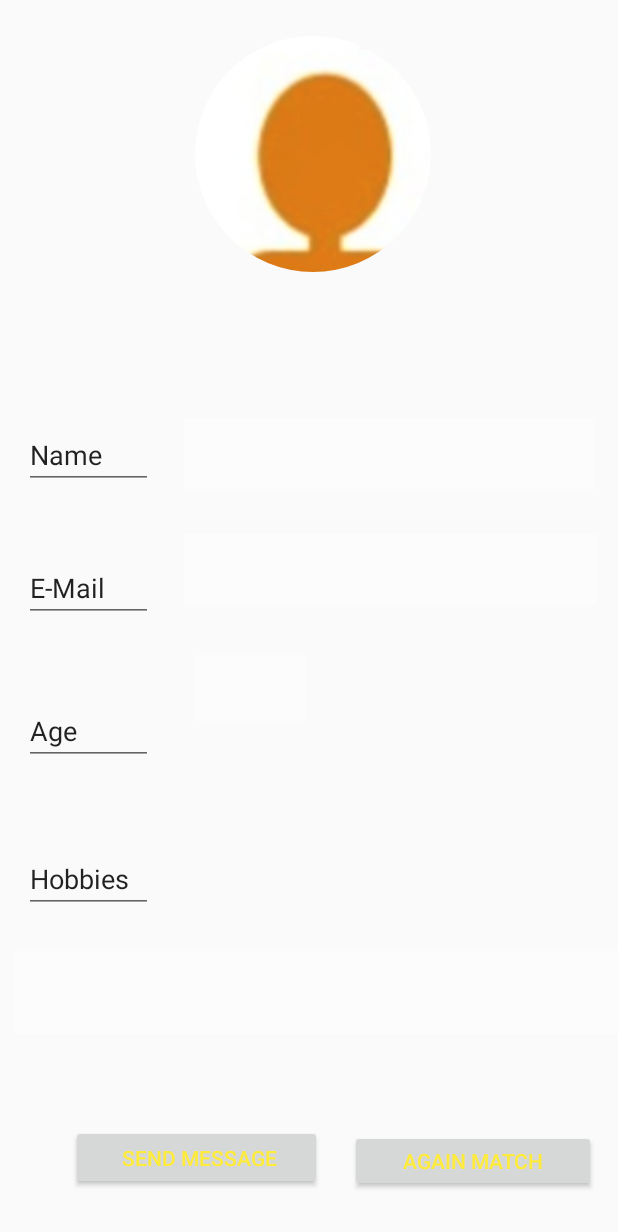
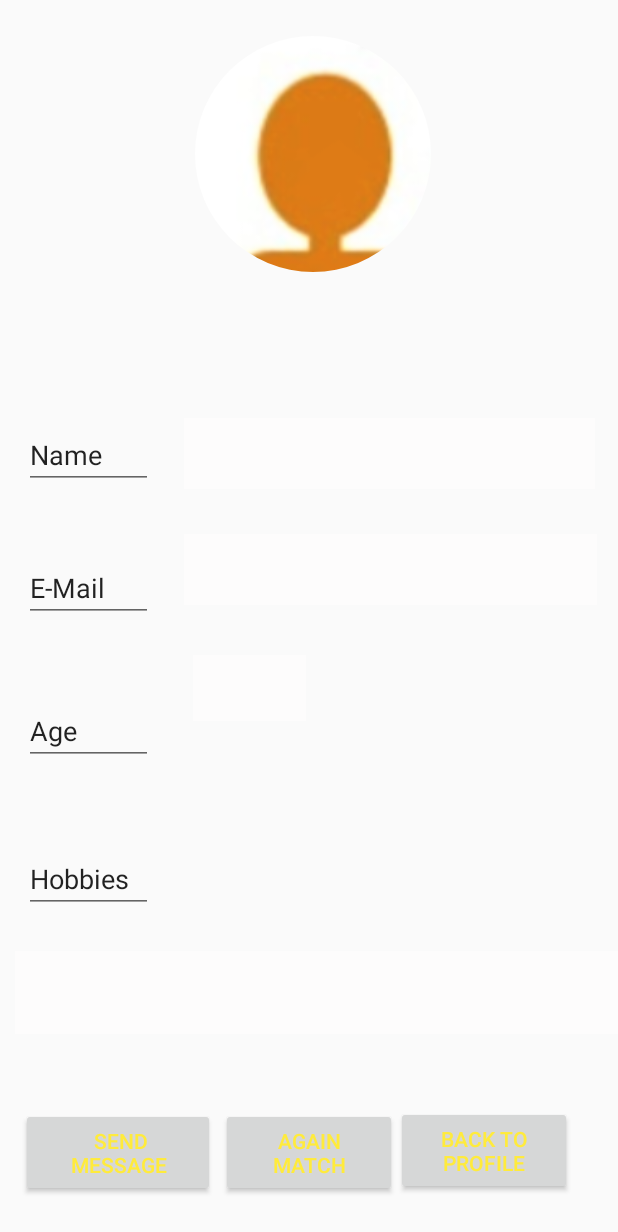
Before and after one commit to kadriacibadem/MatchApp, an Android app: the Match screen opened directly, with no data from a screen before it, on a phone screen of 412 x 824 dp. Shown: the top 1232 px of the screen. Run offline under Robolectric (Android 15) with nearby library versions, the phone set to English and light mode, and no system bars; our stand-ins replace CircleImageView, Firebase (no records; nobody signed in at launch, a user with empty details on screens opened directly), Picasso.

Commit message:
Butonları yaptım.

```diff
--- a/app/src/main/java/com/example/macthapp/Match.java
+++ b/app/src/main/java/com/example/macthapp/Match.java
@@ -30,7 +30,7 @@ public class Match extends AppCompatActivity {
     ImageView imageView;
     TextView name,age,hobbies,mail;
     EditText nameEdit,ageEdit,emailEdit,hobbiesEdit;
-    Button send,restart;
+    Button send,restart,buttonBack;
     Random random=new Random();
     ArrayList<String> array=new ArrayList<String>();
 
@@ -50,6 +50,7 @@ public class Match extends AppCompatActivity {
         hobbiesEdit=findViewById(R.id.hobbiesEdit);
         send=findViewById(R.id.send);
         restart=findViewById(R.id.restart);
+        buttonBack=findViewById(R.id.buttonBack);
 
 
         FirebaseUser user= FirebaseAuth.getInstance().getCurrentUser();
@@ -106,4 +107,11 @@ public class Match extends AppCompatActivity {
         Intent intent=new Intent(Match.this,Match.class);
         startActivity(intent);
     }
+
+    public void backToProfile(View view){
+
+        Intent intent=new Intent(Match.this,MainMenu.class);
+        startActivity(intent);
+        finish();
+    }
 }
--- a/app/src/main/res/layout/activity_match.xml
+++ b/app/src/main/res/layout/activity_match.xml
@@ -19,30 +19,43 @@
 
     <Button
         android:id="@+id/send"
-        android:layout_width="167dp"
-        android:layout_height="43dp"
+        android:layout_width="129dp"
+        android:layout_height="59dp"
         android:text=" Send Message"
         android:textColor="#FFEB3B"
         app:layout_constraintBottom_toBottomOf="parent"
         app:layout_constraintEnd_toEndOf="parent"
-        app:layout_constraintHorizontal_bias="0.193"
+        app:layout_constraintHorizontal_bias="0.049"
         app:layout_constraintStart_toStartOf="parent"
         app:layout_constraintTop_toBottomOf="@+id/hobbies"
-        app:layout_constraintVertical_bias="0.666" />
+        app:layout_constraintVertical_bias="0.658" />
 
     <Button
         android:id="@+id/restart"
-        android:layout_width="164dp"
-        android:layout_height="41dp"
+        android:layout_width="117dp"
+        android:layout_height="59dp"
         android:onClick="againMatch"
         android:text="Again Match"
         android:textColor="#FFEB3B"
         app:layout_constraintBottom_toBottomOf="parent"
         app:layout_constraintEnd_toEndOf="parent"
-        app:layout_constraintHorizontal_bias="0.942"
         app:layout_constraintStart_toStartOf="parent"
         app:layout_constraintTop_toBottomOf="@+id/hobbies"
-        app:layout_constraintVertical_bias="0.686" />
+        app:layout_constraintVertical_bias="0.659" />
+
+    <Button
+        android:id="@+id/buttonBack"
+        android:layout_width="117dp"
+        android:layout_height="59dp"
+        android:onClick="backToProfile"
+        android:text="Back to Profile"
+        android:textColor="#FFEB3B"
+        app:layout_constraintBottom_toBottomOf="parent"
+        app:layout_constraintEnd_toEndOf="parent"
+        app:layout_constraintHorizontal_bias="0.897"
+        app:layout_constraintStart_toStartOf="parent"
+        app:layout_constraintTop_toBottomOf="@+id/hobbies"
+        app:layout_constraintVertical_bias="0.638" />
 
     <EditText
         android:id="@+id/nameText"
```
Also changed, not shown: app/src/main/java/com/example/macthapp/MainMenu.java (+7 -17 lines), app/src/main/res/layout/activity_main_menu.xml (+19 -5 lines).
